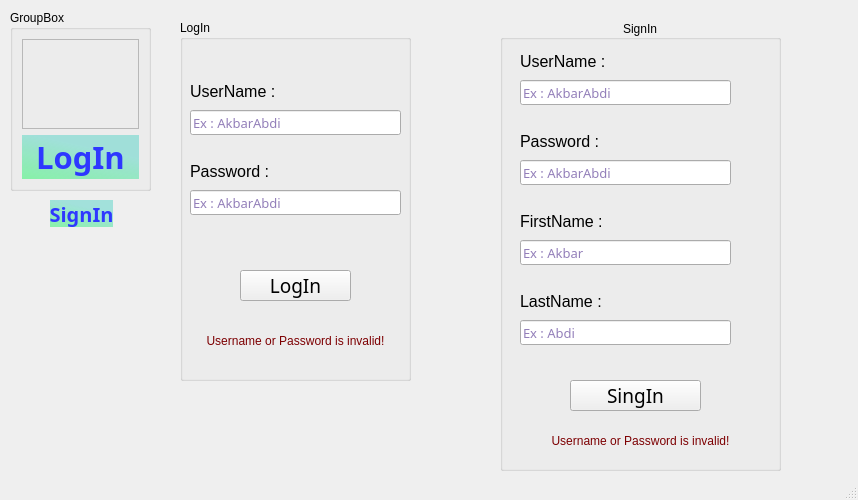
First picture: the form in AP_Messenger/mainwindow.ui, repository MahanBeidokhti/AP-Messenger, before the edit.
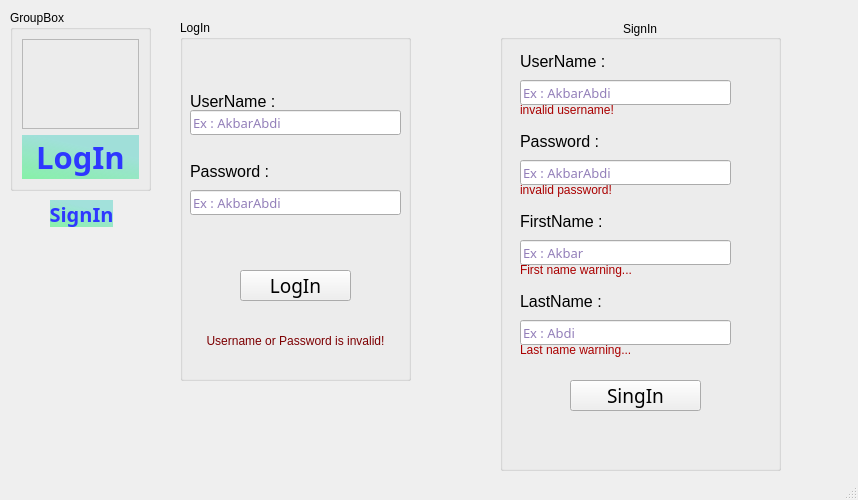
Second picture: the form after the edit. Icons and pictures are not drawn.

Commit message: some labels renamed and some of the signals are created

The edit to the form file:
```diff
--- a/AP_Messenger/mainwindow.ui
+++ b/AP_Messenger/mainwindow.ui
@@ -868,7 +868,7 @@
      <property name="geometry">
       <rect>
        <x>10</x>
-       <y>60</y>
+       <y>70</y>
        <width>211</width>
        <height>22</height>
       </rect>
@@ -1007,31 +1007,7 @@
       <set>Qt::AlignLeading|Qt::AlignLeft|Qt::AlignVCenter</set>
      </property>
     </widget>
-    <widget class="QLabel" name="Label_username_5">
-     <property name="geometry">
-      <rect>
-       <x>30</x>
-       <y>410</y>
-       <width>221</width>
-       <height>21</height>
-      </rect>
-     </property>
-     <property name="font">
-      <font>
-       <pointsize>9</pointsize>
-      </font>
-     </property>
-     <property name="styleSheet">
-      <string notr="true">color: rgb(125, 0, 2);</string>
-     </property>
-     <property name="text">
-      <string>Username or Password is invalid!</string>
-     </property>
-     <property name="alignment">
-      <set>Qt::AlignCenter</set>
-     </property>
-    </widget>
-    <widget class="QLabel" name="Label_username_7">
+    <widget class="QLabel" name="Label_Fname">
      <property name="geometry">
       <rect>
        <x>20</x>
@@ -1117,6 +1093,70 @@
       <string>Ex : Abdi</string>
      </property>
     </widget>
+    <widget class="QLabel" name="warning_Lname">
+     <property name="geometry">
+      <rect>
+       <x>20</x>
+       <y>320</y>
+       <width>211</width>
+       <height>20</height>
+      </rect>
+     </property>
+     <property name="styleSheet">
+      <string notr="true">color: rgb(170, 0, 0);</string>
+     </property>
+     <property name="text">
+      <string>Last name warning...</string>
+     </property>
+    </widget>
+    <widget class="QLabel" name="fname_warning_lbl">
+     <property name="geometry">
+      <rect>
+       <x>20</x>
+       <y>240</y>
+       <width>211</width>
+       <height>20</height>
+      </rect>
+     </property>
+     <property name="styleSheet">
+      <string notr="true">color: rgb(170, 0, 0);</string>
+     </property>
+     <property name="text">
+      <string>First name warning...</string>
+     </property>
+    </widget>
+    <widget class="QLabel" name="warning_password">
+     <property name="geometry">
+      <rect>
+       <x>20</x>
+       <y>160</y>
+       <width>211</width>
+       <height>20</height>
+      </rect>
+     </property>
+     <property name="styleSheet">
+      <string notr="true">color: rgb(170, 0, 0);</string>
+     </property>
+     <property name="text">
+      <string>invalid password!</string>
+     </property>
+    </widget>
+    <widget class="QLabel" name="warning_username">
+     <property name="geometry">
+      <rect>
+       <x>20</x>
+       <y>80</y>
+       <width>211</width>
+       <height>20</height>
+      </rect>
+     </property>
+     <property name="styleSheet">
+      <string notr="true">color: rgb(170, 0, 0);</string>
+     </property>
+     <property name="text">
+      <string>invalid username!</string>
+     </property>
+    </widget>
    </widget>
   </widget>
   <widget class="QStatusBar" name="statusbar"/>
```
Left out of the diff: 24 changed lines with no effect on the pictures. The commit also changes 3 other files.
